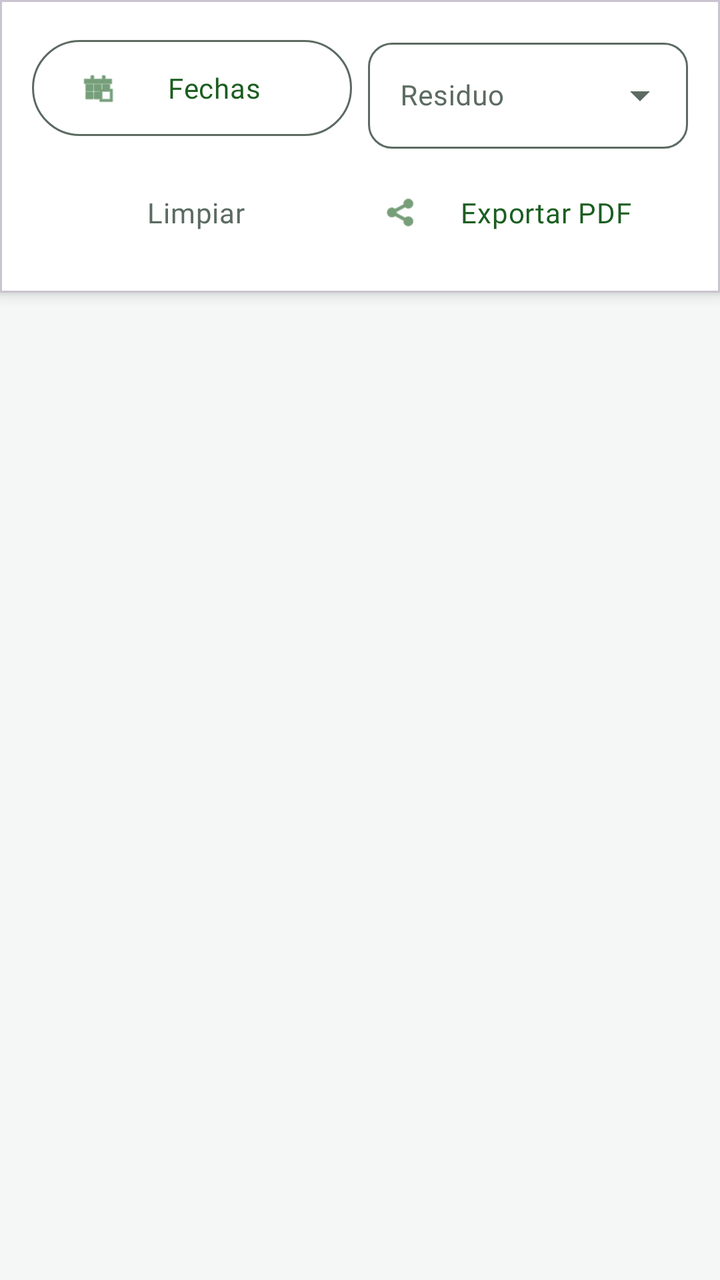
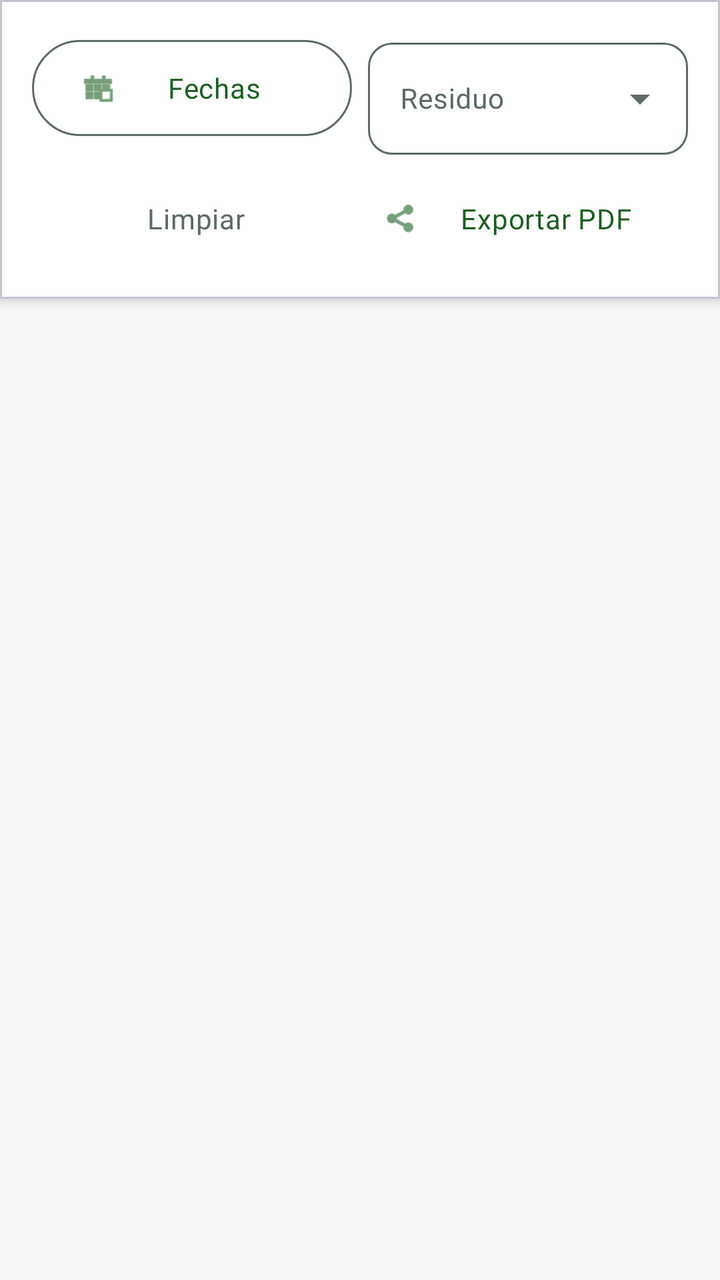

Screens rendered from an Android XML layout before and after an edit, with the pre-edit source and the edit as a unified diff.
<!-- AndroidManifest.xml: application theme Theme.ANDROID -->
<!-- res/layout/fragment_reportes.xml -->
<?xml version="1.0" encoding="utf-8"?>
<androidx.constraintlayout.widget.ConstraintLayout xmlns:android="http://schemas.android.com/apk/res/android"
    xmlns:app="http://schemas.android.com/apk/res-auto"
    android:layout_width="match_parent"
    android:layout_height="match_parent"
    android:background="?android:attr/colorBackground">

    <com.google.android.material.card.MaterialCardView
        android:id="@+id/cardFiltros"
        android:layout_width="0dp"
        android:layout_height="wrap_content"
        app:cardElevation="4dp"
        app:cardCornerRadius="0dp"
        app:layout_constraintTop_toTopOf="parent"
        app:layout_constraintStart_toStartOf="parent"
        app:layout_constraintEnd_toEndOf="parent">

        <LinearLayout
            android:layout_width="match_parent"
            android:layout_height="wrap_content"
            android:orientation="vertical"
            android:padding="16dp"
            android:background="?attr/colorSurface">

            <LinearLayout
                android:layout_width="match_parent"
                android:layout_height="wrap_content"
                android:orientation="horizontal"
                android:baselineAligned="false">

                <com.google.android.material.button.MaterialButton
                    android:id="@+id/btnFechaFiltro"
                    style="@style/Widget.Material3.Button.OutlinedButton"
                    android:layout_width="0dp"
                    android:layout_height="56dp"
                    android:layout_weight="1"
                    android:text="Fechas"
                    android:textAppearance="@style/TextAppearance.App.BodyMedium"
                    app:icon="@android:drawable/ic_menu_today"
                    android:layout_marginEnd="8dp"/>

                <com.google.android.material.textfield.TextInputLayout
                    style="@style/Widget.Material3.TextInputLayout.OutlinedBox.ExposedDropdownMenu"
                    android:layout_width="0dp"
                    android:layout_height="wrap_content"
                    android:layout_weight="1"
                    android:hint="Residuo"
                    app:boxCornerRadiusTopStart="12dp"
                    app:boxCornerRadiusTopEnd="12dp"
                    app:boxCornerRadiusBottomStart="12dp"
                    app:boxCornerRadiusBottomEnd="12dp">
                    <AutoCompleteTextView
                        android:id="@+id/spinnerResiduo"
                        android:layout_width="match_parent"
                        android:layout_height="wrap_content"
                        android:textAppearance="@style/TextAppearance.App.BodyMedium"
                        android:inputType="none" />
                </com.google.android.material.textfield.TextInputLayout>
            </LinearLayout>

            <LinearLayout
                android:layout_width="match_parent"
                android:layout_height="wrap_content"
                android:orientation="horizontal"
                android:gravity="center_vertical"
                android:layout_marginTop="8dp">

                <com.google.android.material.button.MaterialButton
                    android:id="@+id/btnLimpiarFiltros"
                    style="@style/Widget.Material3.Button.TextButton"
                    android:layout_width="0dp"
                    android:layout_height="wrap_content"
                    android:layout_weight="1"
                    android:textColor="?attr/colorOnSurfaceVariant"
                    android:text="Limpiar"
                    android:textAppearance="@style/TextAppearance.App.BodyMedium"/>

                <com.google.android.material.button.MaterialButton
                    android:id="@+id/btnExportar"
                    style="@style/Widget.Material3.Button.TextButton"
                    android:layout_width="0dp"
                    android:layout_height="wrap_content"
                    android:layout_weight="1"
                    android:textColor="?attr/colorPrimary"
                    android:text="Exportar PDF"
                    android:textAppearance="@style/TextAppearance.App.BodyMedium"
                    app:icon="@android:drawable/ic_menu_share"/>
            </LinearLayout>

        </LinearLayout>
    </com.google.android.material.card.MaterialCardView>

    
    <LinearLayout
        android:id="@+id/llEmptyState"
        android:layout_width="wrap_content"
        android:layout_height="wrap_content"
        android:orientation="vertical"
        android:gravity="center"
        android:visibility="gone"
        app:layout_constraintTop_toBottomOf="@id/cardFiltros"
        app:layout_constraintBottom_toBottomOf="parent"
        app:layout_constraintStart_toStartOf="parent"
        app:layout_constraintEnd_toEndOf="parent">
        
        <ImageView
            android:layout_width="120dp"
            android:layout_height="120dp"
            android:src="@drawable/ic_reports"
            app:tint="?attr/colorSurfaceVariant" />
            
        <TextView
            android:layout_width="wrap_content"
            android:layout_height="wrap_content"
            android:layout_marginTop="16dp"
            android:text="No hay reportes aún"
            android:textColor="?attr/colorOnSurfaceVariant"
            android:textAppearance="@style/TextAppearance.App.TitleLarge" />
            
        <TextView
            android:layout_width="wrap_content"
            android:layout_height="wrap_content"
            android:layout_marginTop="8dp"
            android:text="Tus registros de recolección aparecerán aquí"
            android:textColor="?attr/colorOnSurfaceVariant"
            android:textAppearance="@style/TextAppearance.App.BodyMedium" />
    </LinearLayout>

    <androidx.recyclerview.widget.RecyclerView
        android:id="@+id/rvReportes"
        android:layout_width="0dp"
        android:layout_height="0dp"
        android:clipToPadding="false"
        android:paddingTop="8dp"
        android:paddingBottom="80dp"
        app:layout_constraintTop_toBottomOf="@id/cardFiltros"
        app:layout_constraintBottom_toBottomOf="parent"
        app:layout_constraintStart_toStartOf="parent"
        app:layout_constraintEnd_toEndOf="parent"/>

</androidx.constraintlayout.widget.ConstraintLayout>
<!-- resources referenced by this layout -->
<resources>
  <!-- drawable ic_reports (drawable) -->
  <vector xmlns:android="http://schemas.android.com/apk/res/android"
      android:width="24dp"
      android:height="24dp"
      android:viewportWidth="24"
      android:viewportHeight="24"
      android:tint="?attr/colorControlNormal">
    <path
        android:fillColor="@android:color/white"
        android:pathData="M19,3h-4.18C14.4,1.84 13.3,1 12,1S9.6,1.84 9.18,3H5C3.9,3 3,3.9 3,5v14c0,1.1 0.9,2 2,2h14c1.1,0 2,-0.9 2,-2V5C21,3.9 20.1,3 19,3zM12,2.75c0.41,0 0.75,0.34 0.75,0.75S12.41,4.25 12,4.25s-0.75,-0.34 -0.75,-0.75S11.59,2.75 12,2.75zM19,19H5V5h14V19zM7,7h10v2H7V7zM7,11h10v2H7V11zM7,15h7v2H7V15z"/>
  </vector>
  <style name="TextAppearance.App.BodyMedium" parent="TextAppearance.Material3.BodyMedium">
          <item name="fontFamily">@font/inter</item>
          <item name="android:fontFamily">@font/inter</item>
          <item name="android:textStyle">normal</item>
      </style>
  <style name="TextAppearance.App.TitleLarge" parent="TextAppearance.Material3.TitleLarge">
          <item name="fontFamily">@font/manrope</item>
          <item name="android:fontFamily">@font/manrope</item>
          <item name="android:textStyle">bold</item>
      </style>
  <style name="Theme.ANDROID" parent="Base.Theme.ANDROID" />
  <style name="Base.Theme.ANDROID" parent="Theme.Material3.DayNight.NoActionBar">
          
          <item name="colorPrimary">@color/eco_primary</item>
          <item name="colorOnPrimary">@color/eco_surface</item>
          <item name="colorPrimaryContainer">@color/eco_primary_container</item>
          <item name="colorOnPrimaryContainer">@color/eco_primary_dark</item>
          
          
          <item name="colorSecondary">@color/eco_secondary</item>
          <item name="colorOnSecondary">@color/eco_surface</item>
          <item name="colorSecondaryContainer">@color/eco_secondary_container</item>
          <item name="colorOnSecondaryContainer">@color/eco_text_primary</item>
          
          
          <item name="colorTertiary">@color/eco_tertiary_accent</item>
          <item name="colorOnTertiary">@color/eco_surface</item>
          
          
          <item name="android:colorBackground">@color/eco_background</item>
          <item name="colorSurface">@color/eco_surface</item>
          <item name="colorOnSurface">@color/eco_text_primary</item>
          <item name="colorSurfaceVariant">@color/eco_surface_variant</item>
          <item name="colorOnSurfaceVariant">@color/eco_text_secondary</item>
          
          
          <item name="colorOutline">@color/eco_text_secondary</item>
          
          
          <item name="colorError">@color/eco_danger</item>
          <item name="colorOnError">@color/eco_surface</item>
      </style>
  <color name="eco_primary">#1B5E20</color>
  <color name="eco_surface">#FFFFFF</color>
  <color name="eco_primary_container">#B9F6CA</color>
  <color name="eco_primary_dark">#0D3B13</color>
  <color name="eco_secondary">#00838F</color>
  <color name="eco_secondary_container">#B2EBF2</color>
  <color name="eco_text_primary">#1B1F1C</color>
  <color name="eco_tertiary_accent">#F57F17</color>
  <color name="eco_background">#F4F7F6</color>
  <color name="eco_surface_variant">#E7F0EC</color>
  <color name="eco_text_secondary">#5C6B62</color>
  <color name="eco_danger">#C62828</color>
</resources>

<!-- the commit's change to res/layout/fragment_reportes.xml (unified diff, before → after) -->
@@ -32,12 +32,14 @@
                     android:id="@+id/btnFechaFiltro"
                     style="@style/Widget.Material3.Button.OutlinedButton"
                     android:layout_width="0dp"
-                    android:layout_height="56dp"
+                    android:layout_height="wrap_content"
+                    android:minHeight="56dp"
                     android:layout_weight="1"
                     android:text="Fechas"
                     android:textAppearance="@style/TextAppearance.App.BodyMedium"
                     app:icon="@android:drawable/ic_menu_today"
-                    android:layout_marginEnd="8dp"/>
+                    android:layout_marginEnd="8dp"
+                    android:contentDescription="Filtrar reportes por fecha"/>
 
                 <com.google.android.material.textfield.TextInputLayout
                     style="@style/Widget.Material3.TextInputLayout.OutlinedBox.ExposedDropdownMenu"
@@ -53,7 +55,9 @@
                         android:id="@+id/spinnerResiduo"
                         android:layout_width="match_parent"
                         android:layout_height="wrap_content"
+                        android:minHeight="56dp"
                         android:textAppearance="@style/TextAppearance.App.BodyMedium"
+                        android:contentDescription="Seleccionar filtro por tipo de residuo"
                         android:inputType="none" />
                 </com.google.android.material.textfield.TextInputLayout>
             </LinearLayout>
@@ -70,21 +74,25 @@
                     style="@style/Widget.Material3.Button.TextButton"
                     android:layout_width="0dp"
                     android:layout_height="wrap_content"
+                    android:minHeight="48dp"
                     android:layout_weight="1"
                     android:textColor="?attr/colorOnSurfaceVariant"
                     android:text="Limpiar"
-                    android:textAppearance="@style/TextAppearance.App.BodyMedium"/>
+                    android:textAppearance="@style/TextAppearance.App.BodyMedium"
+                    android:contentDescription="Limpiar todos los filtros aplicados"/>
 
                 <com.google.android.material.button.MaterialButton
                     android:id="@+id/btnExportar"
                     style="@style/Widget.Material3.Button.TextButton"
                     android:layout_width="0dp"
                     android:layout_height="wrap_content"
+                    android:minHeight="48dp"
                     android:layout_weight="1"
                     android:textColor="?attr/colorPrimary"
                     android:text="Exportar PDF"
                     android:textAppearance="@style/TextAppearance.App.BodyMedium"
-                    app:icon="@android:drawable/ic_menu_share"/>
+                    app:icon="@android:drawable/ic_menu_share"
+                    android:contentDescription="Exportar lista de reportes a archivo PDF"/>
             </LinearLayout>
 
         </LinearLayout>
@@ -107,7 +115,8 @@
             android:layout_width="120dp"
             android:layout_height="120dp"
             android:src="@drawable/ic_reports"
-            app:tint="?attr/colorSurfaceVariant" />
+            app:tint="?attr/colorSurfaceVariant"
+            android:importantForAccessibility="no" />
             
         <TextView
             android:layout_width="wrap_content"
@@ -136,6 +145,7 @@
         app:layout_constraintTop_toBottomOf="@id/cardFiltros"
         app:layout_constraintBottom_toBottomOf="parent"
         app:layout_constraintStart_toStartOf="parent"
-        app:layout_constraintEnd_toEndOf="parent"/>
+        app:layout_constraintEnd_toEndOf="parent"
+        android:contentDescription="Lista de reportes filtrados"/>
 
 </androidx.constraintlayout.widget.ConstraintLayout>
